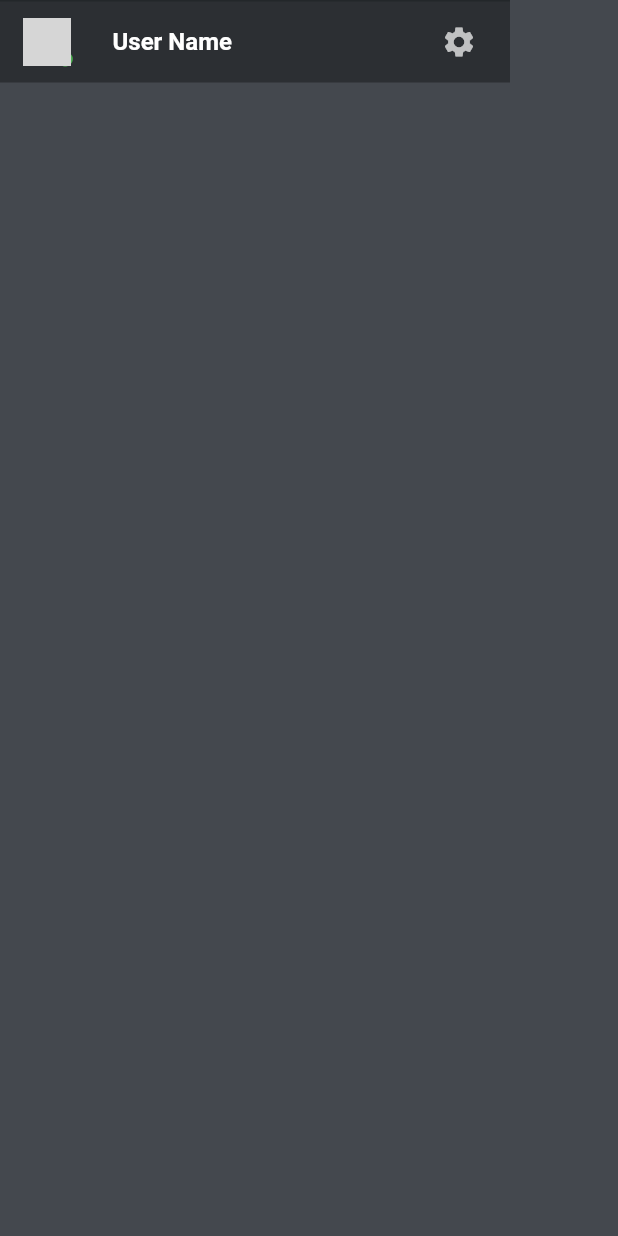
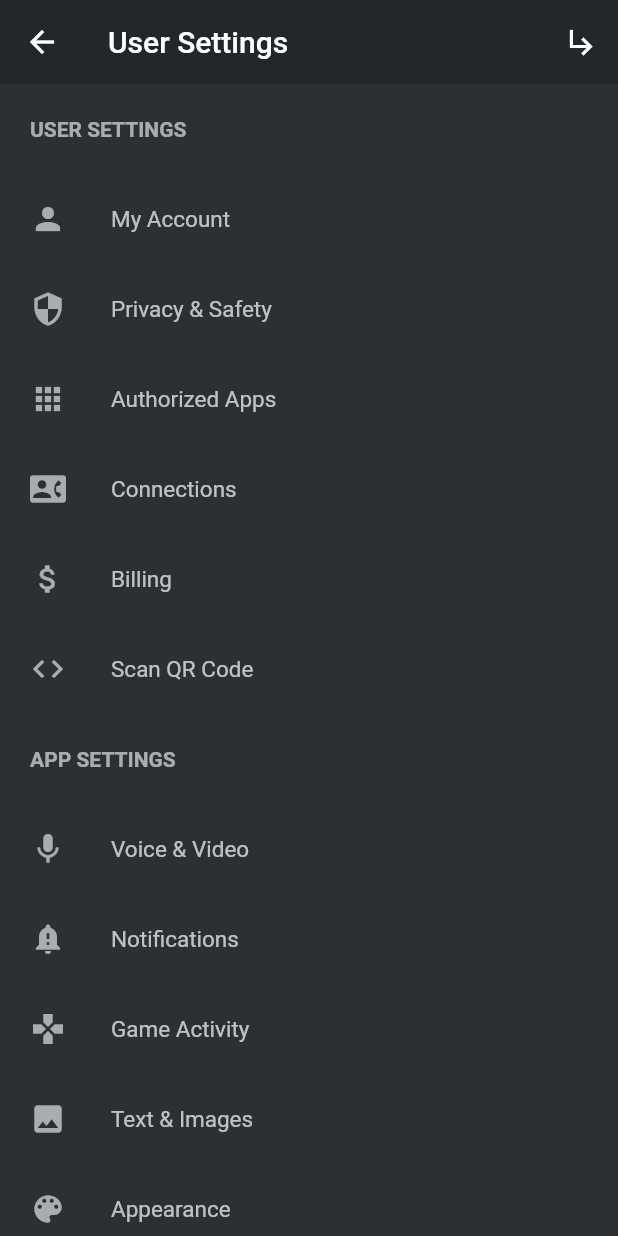
Before and after one commit to Harsh-CodeMode/Discord, a Flutter app: the DrawerBottom widget shown alone on an empty page, opened directly, after a tap on the "settings" icon, on a phone screen of 412 x 824 dp. Run offline on Flutter 3.47's test engine with Material 2 defaults, Android fonts, the phone set to English and light mode, and no system bars; network calls fail; grey boxes are pictures that could not be loaded.

Commit message:
Added user settings screen without scrolling animation

```diff
--- /dev/null
+++ b/lib/data/settings_data.dart
@@ -0,0 +1,64 @@
+import 'package:flutter/material.dart';
+
+const List<Map<String, Object>> settings = [
+  {
+    'heading': true,
+    'title': 'USER SETTINGS',
+  },
+  {
+    'title': 'My Account',
+    'icon': Icon(Icons.person, color: Colors.white60),
+  },
+  {
+    'title': 'Privacy & Safety',
+    'icon': Icon(Icons.security, color: Colors.white60),
+  },
+  {
+    'title': 'Authorized Apps',
+    'icon': Icon(Icons.apps, color: Colors.white60),
+  },
+  {
+    'title': 'Connections',
+    'icon': Icon(Icons.contact_phone, color: Colors.white60),
+  },
+  {
+    'title': 'Billing',
+    'icon': Icon(Icons.attach_money, color: Colors.white60),
+  },
+  {
+    'title': 'Scan QR Code',
+    'icon': Icon(Icons.code, color: Colors.white60),
+  },
+  {
+    'heading': true,
+    'title': 'APP SETTINGS',
+  },
+  {
+    'title': 'Voice & Video',
+    'icon': Icon(Icons.mic, color: Colors.white60),
+  },
+  {
+    'title': 'Notifications',
+    'icon': Icon(Icons.notification_important, color: Colors.white60),
+  },
+  {
+    'title': 'Game Activity',
+    'icon': Icon(Icons.games, color: Colors.white60),
+  },
+  {
+    'title': 'Text & Images',
+    'icon': Icon(Icons.image, color: Colors.white60),
+  },
+  {
+    'title': 'Appearance',
+    'icon': Icon(Icons.color_lens, color: Colors.white60),
+  },
+  {
+    'title': 'Behaviour',
+    'icon': Icon(Icons.settings_applications, color: Colors.white60),
+  },
+  {
+    'title': 'Language',
+    'icon': Icon(Icons.language, color: Colors.white60),
+  },
+];
--- a/lib/main.dart
+++ b/lib/main.dart
@@ -1,8 +1,9 @@
-import 'package:discord/widgets/drawer_bottom.dart';
-import 'package:flutter/gestures.dart';
 import 'package:flutter/material.dart';
 import 'package:provider/provider.dart';
-import './widgets/custom_drawer.dart';
+
+import './screens/user_settings.dart';
+import './screens/friends_screen.dart';
+
 import './providers/user.dart';
 import './providers/friends.dart';
 import './providers/groups.dart';
@@ -36,24 +37,11 @@ class MyApp extends StatelessWidget {
           accentColor: Color(0xff2c2f33), //right drawer
           canvasColor: Color(0xff44484e), // light right drawe
         ),
-        home: Discord(),
+        routes: {
+          '/': (ctx) => FriendsScreen(),
+          UserSettings.routeName: (ctx) => UserSettings()
+        },
       ),
     );
   }
 }
-
-class Discord extends StatelessWidget {
-  @override
-  Widget build(BuildContext context) {
-    return Scaffold(
-      drawer: CustomDrawer(),
-      appBar: AppBar(
-        backgroundColor: Color(0xff23272a),
-        title: Text('Discord'),
-      ),
-      body: Container(
-        color: Color(0xff2c2f33),
-      ),
-    );
-  }
-}
--- a/lib/providers/user.dart
+++ b/lib/providers/user.dart
@@ -7,7 +7,7 @@ class User extends ChangeNotifier {
     userStatus = status;
   }
 
-  var bottomDrawerKey = GlobalKey();
+  final bottomDrawerKey = GlobalKey();
 
   Icon returnStatusIcon(status) {
     if (status == 'Online') {
--- /dev/null
+++ b/lib/screens/friends_screen.dart
@@ -0,0 +1,23 @@
+import 'package:flutter/material.dart';
+import 'package:provider/provider.dart';
+
+import '../providers/user.dart';
+
+import '../widgets/custom_drawer.dart';
+
+class FriendsScreen extends StatelessWidget {
+  @override
+  Widget build(BuildContext context) {
+    final user = Provider.of<User>(context, listen: false);
+    return Scaffold(
+      drawer: CustomDrawer(),
+      appBar: AppBar(
+        backgroundColor: Color(0xff23272a),
+        title: Text('Discord'),
+      ),
+      body: Container(
+        color: Color(0xff2c2f33),
+      ),
+    );
+  }
+}
--- /dev/null
+++ b/lib/screens/user_settings.dart
@@ -0,0 +1,50 @@
+import 'package:flutter/material.dart';
+import '../widgets/setting.dart';
+import '../data/settings_data.dart';
+
+class UserSettings extends StatelessWidget {
+  static const routeName = 'User Settings';
+
+  @override
+  Widget build(BuildContext context) {
+
+
+    final deviceheight = MediaQuery.of(context).size.height;
+    final statusBarHeight = MediaQuery.of(context).padding.top;
+    const appBarHeight = 56;
+    return Scaffold(
+      appBar: AppBar(
+        elevation: 0,
+        title: Text('User Settings'),
+        actions: <Widget>[
+          IconButton(
+              onPressed: () {},
+              icon: Icon(
+                Icons.subdirectory_arrow_right,
+                color: Colors.white,
+              ))
+        ],
+        leading: IconButton(
+          onPressed: () {
+            Navigator.of(context).pop();
+          },
+          icon: Icon(
+            Icons.arrow_back,
+            color: Colors.white,
+          ),
+          color: Colors.blue,
+        ),
+      ),
+      body: Container(
+        color: Theme.of(context).accentColor,
+        height: deviceheight - statusBarHeight - appBarHeight,
+        width: double.infinity,
+        child: ListView.builder(
+          itemBuilder: (ctx, i) => Setting(settings[i]),
+          itemCount: settings.length,
+
+        ),
+      ),
+    );
+  }
+}
--- a/lib/widgets/drawer_bottom.dart
+++ b/lib/widgets/drawer_bottom.dart
@@ -3,11 +3,13 @@ import 'dart:async';
 import 'package:flutter/material.dart';
 import 'package:provider/provider.dart';
 
+import '../screens/user_settings.dart';
+
 import '../providers/user.dart';
+
 import '../widgets/modal_bottom_sheet.dart';
 
 class DrawerBottom extends StatefulWidget {
-
   DrawerBottom({Key key}) : super(key: key);
 
   @override
@@ -19,9 +21,6 @@ class _DrawerBottomState extends State<DrawerBottom> {
   Widget build(BuildContext context) {
     final user = Provider.of<User>(context);
     final double drawerWidth = 340;
-
-
-
 
     return Container(
       height: 55,
@@ -115,7 +114,9 @@ class _DrawerBottomState extends State<DrawerBottom> {
                     type: MaterialType.transparency,
                     child: IconButton(
                       splashColor: Colors.white10,
-                      onPressed: () {},
+                      onPressed: () {
+                        Navigator.of(context).pushNamed(UserSettings.routeName);
+                      },
                       icon: Icon(
                         Icons.settings,
                         color: Colors.white70,
--- /dev/null
+++ b/lib/widgets/setting.dart
@@ -0,0 +1,49 @@
+import 'package:flutter/material.dart';
+
+class Setting extends StatelessWidget {
+  final Map<String, Object> settingData;
+
+  Setting(this.settingData);
+
+  @override
+  Widget build(BuildContext context) {
+    final deviceWidth = MediaQuery.of(context).size.width;
+    return Material(
+      type: MaterialType.transparency,
+      child: InkWell(
+        splashColor: Theme.of(context).primaryColor,
+        highlightColor: Colors.black12,
+        onTap: () {},
+        child: Container(
+          height: 60,
+          width: deviceWidth,
+          padding: EdgeInsets.only(left: 20),
+          alignment: Alignment.centerLeft,
+          child: settingData['heading'] != true
+              ? Row(
+                  children: <Widget>[
+                    settingData['icon'],
+                    Container(
+                      padding: EdgeInsets.only(left: 30),
+                      child: Text(
+                        settingData['title'],
+                        style: TextStyle(
+                          color: Colors.white70,
+                          fontSize: 15,
+                        ),
+                      ),
+                    )
+                  ],
+                )
+              : Text(
+                  settingData['title'],
+                  style: TextStyle(
+                    color: Colors.white60,
+                    fontWeight: FontWeight.bold,
+                  ),
+                ),
+        ),
+      ),
+    );
+  }
+}
```
